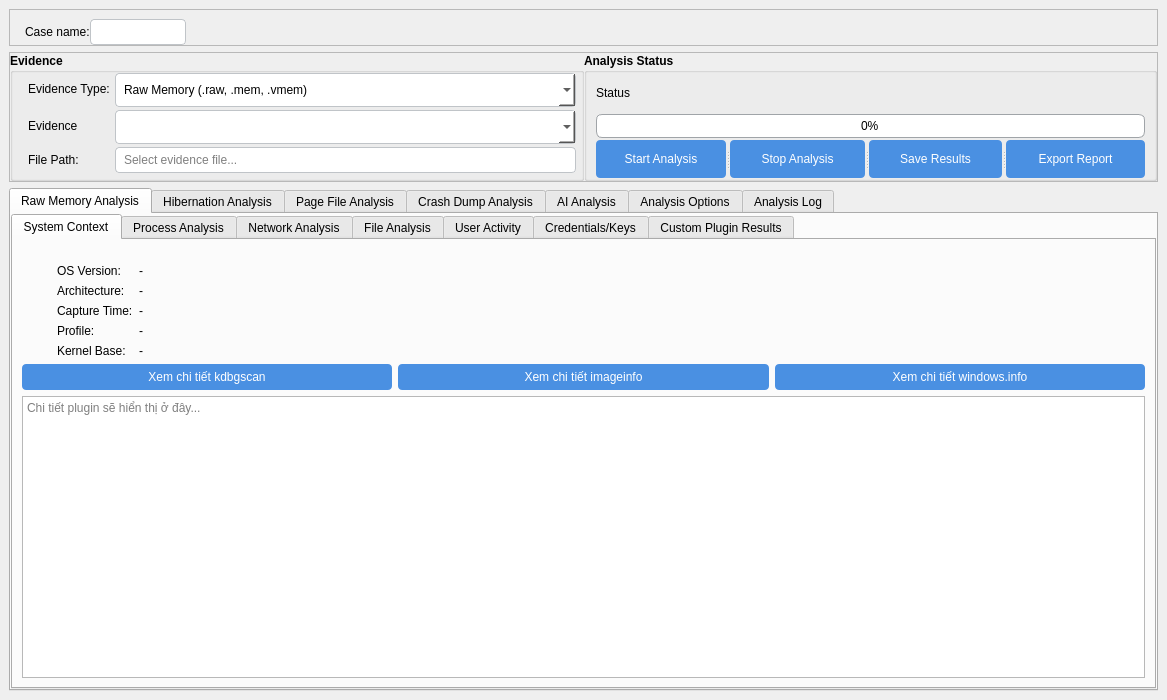
First picture: the form in ui/pages/analysis_ui/memory_analysis.ui, repository Tlinhk/Windows_forensic, before the edit.
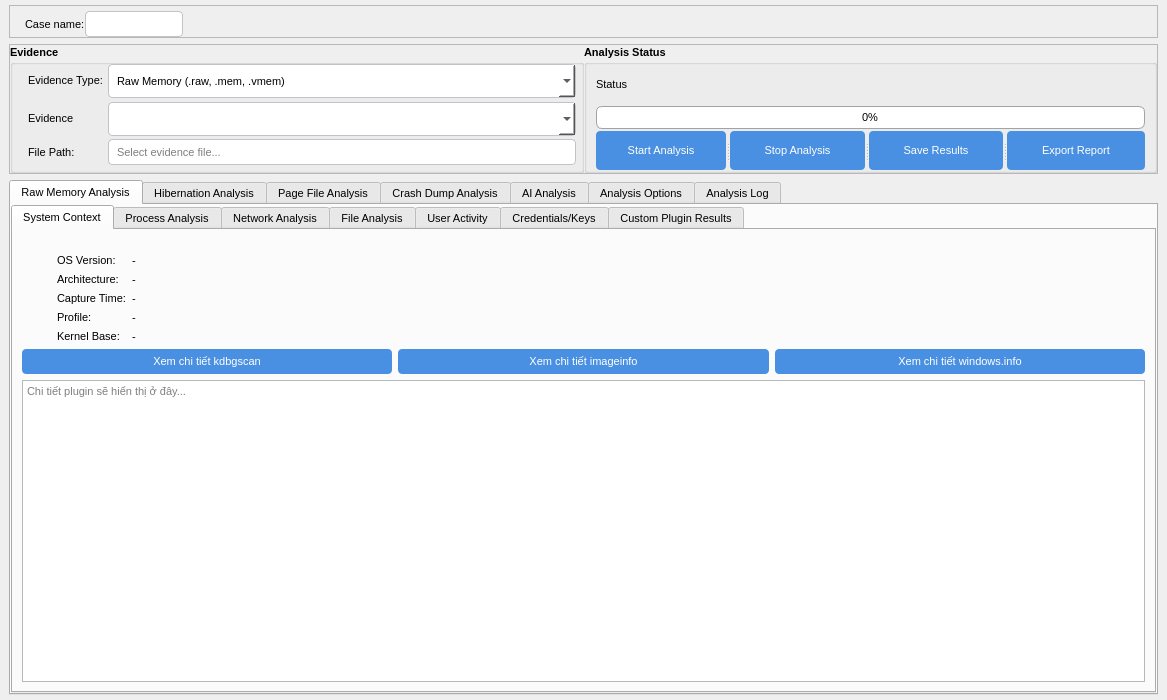
Second picture: the form after the edit. The open tabs and pages were chosen to show the change. Icons and pictures are not drawn.

```diff
--- a/ui/pages/analysis_ui/memory_analysis.ui
+++ b/ui/pages/analysis_ui/memory_analysis.ui
@@ -247,11 +247,17 @@
 </string>
    </property>
    <layout class="QGridLayout" name="gridLayout_3">
+    <property name="topMargin">
+     <number>5</number>
+    </property>
+    <property name="bottomMargin">
+     <number>5</number>
+    </property>
     <item row="2" column="0">
      <widget class="QTabWidget" name="mainTabWidget">
       <property name="font">
        <font>
-        <pointsize>9</pointsize>
+        <pointsize>8</pointsize>
        </font>
       </property>
       <property name="currentIndex">
@@ -287,7 +293,7 @@
          <widget class="QTabWidget" name="rawMemoryTabWidget">
           <property name="font">
            <font>
-            <pointsize>9</pointsize>
+            <pointsize>8</pointsize>
            </font>
           </property>
           <property name="currentIndex">
@@ -310,7 +316,7 @@
                <widget class="QLabel" name="osVersionLabel">
                 <property name="font">
                  <font>
-                  <pointsize>9</pointsize>
+                  <pointsize>8</pointsize>
                  </font>
                 </property>
                 <property name="text">
@@ -322,7 +328,7 @@
                <widget class="QLabel" name="osVersionValue">
                 <property name="font">
                  <font>
-                  <pointsize>9</pointsize>
+                  <pointsize>8</pointsize>
                  </font>
                 </property>
                 <property name="text">
@@ -334,7 +340,7 @@
                <widget class="QLabel" name="architectureLabel">
                 <property name="font">
                  <font>
-                  <pointsize>9</pointsize>
+                  <pointsize>8</pointsize>
                  </font>
                 </property>
                 <property name="text">
@@ -346,7 +352,7 @@
                <widget class="QLabel" name="architectureValue">
                 <property name="font">
                  <font>
-                  <pointsize>9</pointsize>
+                  <pointsize>8</pointsize>
                  </font>
                 </property>
                 <property name="text">
@@ -358,7 +364,7 @@
                <widget class="QLabel" name="timestampLabel">
                 <property name="font">
                  <font>
-                  <pointsize>9</pointsize>
+                  <pointsize>8</pointsize>
                  </font>
                 </property>
                 <property name="text">
@@ -370,7 +376,7 @@
                <widget class="QLabel" name="timestampValue">
                 <property name="font">
                  <font>
-                  <pointsize>9</pointsize>
+                  <pointsize>8</pointsize>
                  </font>
                 </property>
                 <property name="text">
@@ -382,7 +388,7 @@
                <widget class="QLabel" name="profileLabel">
                 <property name="font">
                  <font>
-                  <pointsize>9</pointsize>
+                  <pointsize>8</pointsize>
                  </font>
                 </property>
                 <property name="text">
@@ -394,7 +400,7 @@
                <widget class="QLabel" name="profileValue">
                 <property name="font">
                  <font>
-                  <pointsize>9</pointsize>
+                  <pointsize>8</pointsize>
                  </font>
                 </property>
                 <property name="text">
@@ -406,7 +412,7 @@
                <widget class="QLabel" name="kernelBaseLabel">
                 <property name="font">
                  <font>
-                  <pointsize>9</pointsize>
+                  <pointsize>8</pointsize>
                  </font>
                 </property>
                 <property name="text">
@@ -418,7 +424,7 @@
                <widget class="QLabel" name="kernelBaseValue">
                 <property name="font">
                  <font>
-                  <pointsize>9</pointsize>
+                  <pointsize>8</pointsize>
                  </font>
                 </property>
                 <property name="text">
@@ -434,7 +440,7 @@
                <widget class="QPushButton" name="btnKdbgscanDetail">
                 <property name="font">
                  <font>
-                  <pointsize>9</pointsize>
+                  <pointsize>8</pointsize>
                  </font>
                 </property>
                 <property name="styleSheet">
@@ -462,7 +468,7 @@
                <widget class="QPushButton" name="btnImageinfoDetail">
                 <property name="font">
                  <font>
-                  <pointsize>9</pointsize>
+                  <pointsize>8</pointsize>
                  </font>
                 </property>
                 <property name="styleSheet">
@@ -490,7 +496,7 @@
                <widget class="QPushButton" name="btnWindowsInfoDetail">
                 <property name="font">
                  <font>
-                  <pointsize>9</pointsize>
+                  <pointsize>8</pointsize>
                  </font>
                 </property>
                 <property name="styleSheet">
@@ -2312,7 +2318,7 @@
       </property>
       <property name="font">
        <font>
-        <pointsize>9</pointsize>
+        <pointsize>8</pointsize>
        </font>
       </property>
       <property name="frameShape">
@@ -2325,6 +2331,9 @@
        <property name="leftMargin">
         <number>15</number>
        </property>
+       <property name="topMargin">
+        <number>5</number>
+       </property>
        <property name="rightMargin">
         <number>0</number>
        </property>
@@ -2338,7 +2347,7 @@
         <widget class="QLabel" name="label">
          <property name="font">
           <font>
-           <pointsize>9</pointsize>
+           <pointsize>8</pointsize>
           </font>
          </property>
          <property name="text">
@@ -2350,7 +2359,7 @@
         <widget class="QLineEdit" name="lineEdit">
          <property name="font">
           <font>
-           <pointsize>9</pointsize>
+           <pointsize>8</pointsize>
           </font>
          </property>
          <property name="styleSheet">
@@ -2409,7 +2418,7 @@
         <spacer name="horizontalSpacer_2">
          <property name="font">
           <font>
-           <pointsize>9</pointsize>
+           <pointsize>8</pointsize>
           </font>
          </property>
          <property name="orientation">
@@ -2436,7 +2445,7 @@
       </property>
       <property name="font">
        <font>
-        <pointsize>9</pointsize>
+        <pointsize>8</pointsize>
        </font>
       </property>
       <property name="frameShape">
@@ -2465,7 +2474,7 @@
         <widget class="QGroupBox" name="evidenceGroupBox">
          <property name="font">
           <font>
-           <pointsize>9</pointsize>
+           <pointsize>8</pointsize>
            <weight>75</weight>
            <bold>true</bold>
           </font>
@@ -2493,7 +2502,7 @@
            <widget class="QLabel" name="evidenceTypeLabel">
             <property name="font">
              <font>
-              <pointsize>9</pointsize>
+              <pointsize>8</pointsize>
              </font>
             </property>
             <property name="text">
@@ -2511,7 +2520,7 @@
             </property>
             <property name="font">
              <font>
-              <pointsize>9</pointsize>
+              <pointsize>8</pointsize>
              </font>
             </property>
             <property name="styleSheet">
@@ -2595,7 +2604,7 @@
            <widget class="QLineEdit" name="filePathEdit">
             <property name="font">
              <font>
-              <pointsize>9</pointsize>
+              <pointsize>8</pointsize>
              </font>
             </property>
             <property name="styleSheet">
@@ -2657,7 +2666,7 @@
            <widget class="QLabel" name="filePathLabel">
             <property name="font">
              <font>
-              <pointsize>9</pointsize>
+              <pointsize>8</pointsize>
              </font>
             </property>
             <property name="text">
@@ -2669,7 +2678,7 @@
            <widget class="QLabel" name="label_2">
             <property name="font">
              <font>
-              <pointsize>9</pointsize>
+              <pointsize>8</pointsize>
              </font>
             </property>
             <property name="text">
@@ -2681,7 +2690,7 @@
            <widget class="QComboBox" name="evidencecombo">
             <property name="font">
              <font>
-              <pointsize>9</pointsize>
+              <pointsize>8</pointsize>
              </font>
             </property>
            </widget>
@@ -2699,7 +2708,7 @@
          </property>
          <property name="font">
           <font>
-           <pointsize>9</pointsize>
+           <pointsize>8</pointsize>
            <weight>75</weight>
            <bold>true</bold>
           </font>
@@ -2721,7 +2730,7 @@
            <widget class="QSplitter" name="splitter">
             <property name="font">
              <font>
-              <pointsize>9</pointsize>
+              <pointsize>8</pointsize>
              </font>
             </property>
             <property name="orientation">
@@ -2736,7 +2745,7 @@
              </property>
              <property name="font">
               <font>
-               <pointsize>9</pointsize>
+               <pointsize>8</pointsize>
               </font>
              </property>
              <property name="styleSheet">
@@ -2771,7 +2780,7 @@
              </property>
              <property name="font">
               <font>
-               <pointsize>9</pointsize>
+               <pointsize>8</pointsize>
                <underline>false</underline>
               </font>
              </property>
@@ -2801,7 +2810,7 @@
             <widget class="QPushButton" name="pushButton_2">
              <property name="font">
               <font>
-               <pointsize>9</pointsize>
+               <pointsize>8</pointsize>
               </font>
              </property>
              <property name="text">
@@ -2811,7 +2820,7 @@
             <widget class="QPushButton" name="pushButton">
              <property name="font">
               <font>
-               <pointsize>9</pointsize>
+               <pointsize>8</pointsize>
               </font>
              </property>
              <property name="text">
@@ -2824,7 +2833,7 @@
            <widget class="QProgressBar" name="progressBar">
             <property name="font">
              <font>
-              <pointsize>9</pointsize>
+              <pointsize>8</pointsize>
              </font>
             </property>
             <property name="styleSheet">
@@ -2848,7 +2857,7 @@
            <widget class="QLabel" name="statusLabel">
             <property name="font">
              <font>
-              <pointsize>9</pointsize>
+              <pointsize>8</pointsize>
              </font>
             </property>
             <property name="text">
```
Left out of the diff: 198 changed lines with no effect on the pictures.
